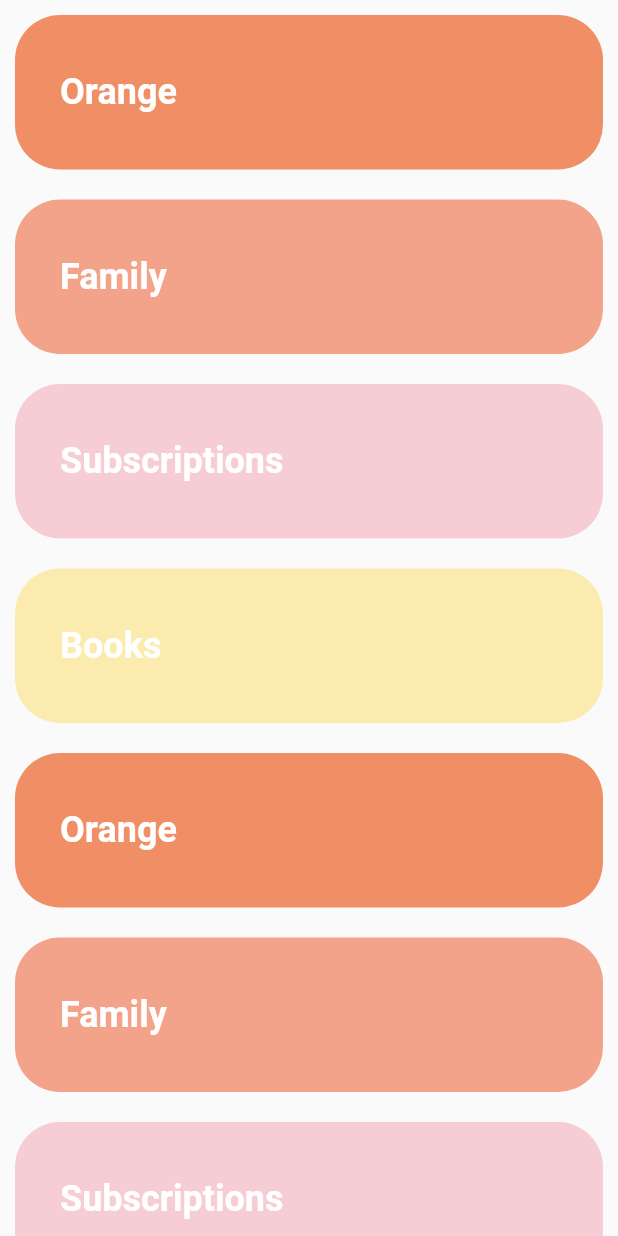
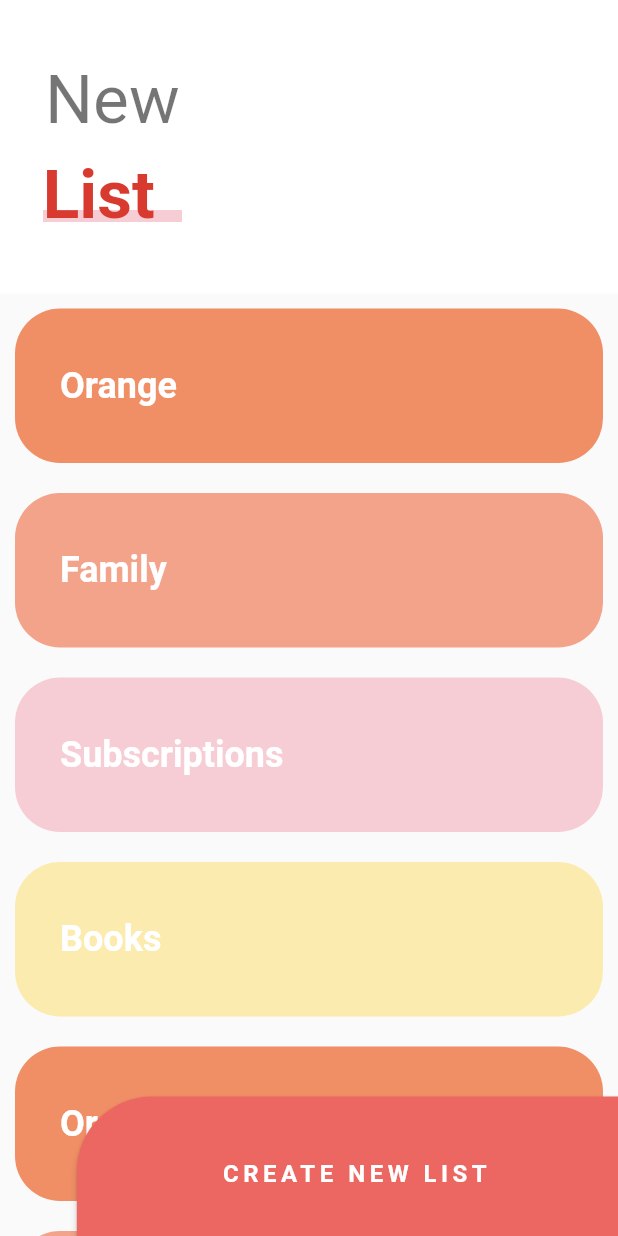
Before and after one commit to CodingCarnage/FlutterUIUX-FH-disenos, a Flutter app: the screen it shows after launch, on a phone screen of 412 x 824 dp. Run offline on Flutter 3.47's test engine with Material 2 defaults, Android fonts, the phone set to English and light mode, and no system bars; our stand-ins replace animate_do, flutter_svg, font_awesome_flutter.

Commit message:
Se termino de customizar la pagina creando Slivers, como Headers y List de la misma, al igual un boton flotante.

```diff
--- a/lib/src/pages/sliver_list_page.dart
+++ b/lib/src/pages/sliver_list_page.dart
@@ -6,7 +6,16 @@ class SliverListPage extends StatelessWidget {
   @override
   Widget build(BuildContext context) {
     return Scaffold(
-      body: _ListTasks(),
+      body: Stack(
+        children: <Widget>[
+          _MainScroll(),
+          Positioned(
+            child: _ButtonNewList(),
+            bottom: -10,
+            right: -10,
+          )
+        ],
+      ),
     );
   }
 }
@@ -111,3 +120,113 @@ class _ListItem extends StatelessWidget {
     );
   }
 }
+
+class _MainScroll extends StatelessWidget {
+  const _MainScroll({Key key}) : super(key: key);
+
+  static final items = [
+    _ListItem('Orange', Color(0xffF08F66)),
+    _ListItem('Family', Color(0xffF2A38A)),
+    _ListItem('Subscriptions', Color(0xffF7CDD5)),
+    _ListItem('Books', Color(0xffFCEBAF)),
+    _ListItem('Orange', Color(0xffF08F66)),
+    _ListItem('Family', Color(0xffF2A38A)),
+    _ListItem('Subscriptions', Color(0xffF7CDD5)),
+    _ListItem('Books', Color(0xffFCEBAF)),
+    _ListItem('Orange', Color(0xffF08F66)),
+    _ListItem('Family', Color(0xffF2A38A)),
+    _ListItem('Subscriptions', Color(0xffF7CDD5)),
+    _ListItem('Books', Color(0xffFCEBAF)),
+    _ListItem('Orange', Color(0xffF08F66)),
+    _ListItem('Family', Color(0xffF2A38A)),
+    _ListItem('Subscriptions', Color(0xffF7CDD5)),
+    _ListItem('Books', Color(0xffFCEBAF)),
+  ];
+
+  @override
+  Widget build(BuildContext context) {
+    final double screenSize = MediaQuery.of(context).size.height;
+
+    return CustomScrollView(
+      slivers: <Widget>[
+        SliverPersistentHeader(
+          floating: true,
+          delegate: _SliverCustomHeaderDelegate(
+            minHeight: screenSize * 0.225,
+            maxHeight: screenSize * 0.2375,
+            child: Container(
+              alignment: Alignment.centerLeft,
+              color: Colors.white,
+              child: _Header(),
+            ),
+          ),
+        ),
+        SliverList(
+          delegate: SliverChildListDelegate(
+            [
+              ...items,
+              SizedBox(height: 100.0),
+            ],
+          ),
+        ),
+      ],
+      physics: BouncingScrollPhysics(),
+    );
+  }
+}
+
+class _SliverCustomHeaderDelegate extends SliverPersistentHeaderDelegate {
+  const _SliverCustomHeaderDelegate({
+    @required this.minHeight,
+    @required this.maxHeight,
+    @required this.child,
+  });
+
+  final double minHeight;
+  final double maxHeight;
+  final Widget child;
+
+  @override
+  Widget build(BuildContext context, double shrinkOffset, bool overlapsContent) {
+    return SizedBox.expand(child: child);
+  }
+
+  @override
+  double get maxExtent => maxHeight;
+
+  @override
+  double get minExtent => minHeight;
+
+  @override
+  bool shouldRebuild(covariant _SliverCustomHeaderDelegate oldDelegate) {
+    return maxHeight != oldDelegate.maxHeight || minHeight != oldDelegate.minHeight || child != oldDelegate.child;
+  }
+}
+
+class _ButtonNewList extends StatelessWidget {
+  const _ButtonNewList({Key key}) : super(key: key);
+
+  @override
+  Widget build(BuildContext context) {
+    final size = MediaQuery.of(context).size;
+    return ButtonTheme(
+      minWidth: size.width * 0.9,
+      height: size.height * 0.125,
+      child: RaisedButton(
+        onPressed: () {},
+        color: Color(0xffED6762),
+        shape: RoundedRectangleBorder(
+          borderRadius: BorderRadius.only(topLeft: Radius.circular(50.0))
+        ),
+        child: Text(
+          'CREATE NEW LIST',
+          style: Theme.of(context).textTheme.subtitle1.copyWith(
+              color: Colors.white,
+              fontWeight: FontWeight.bold,
+              letterSpacing: 3,
+            ),
+        ),
+      ),
+    );
+  }
+}
```
